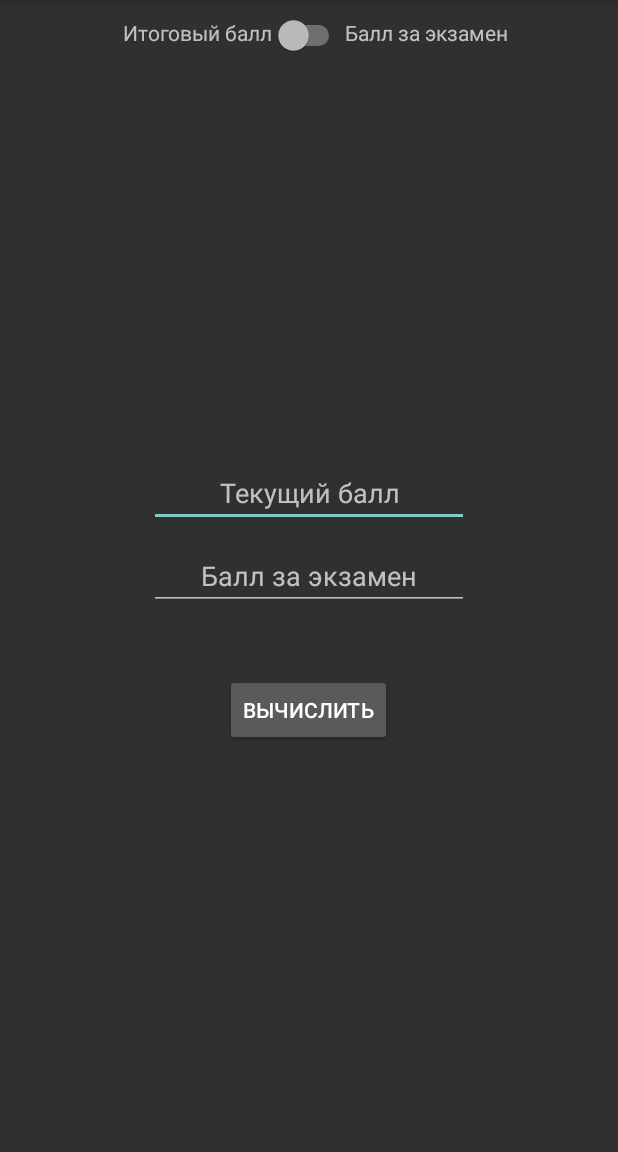
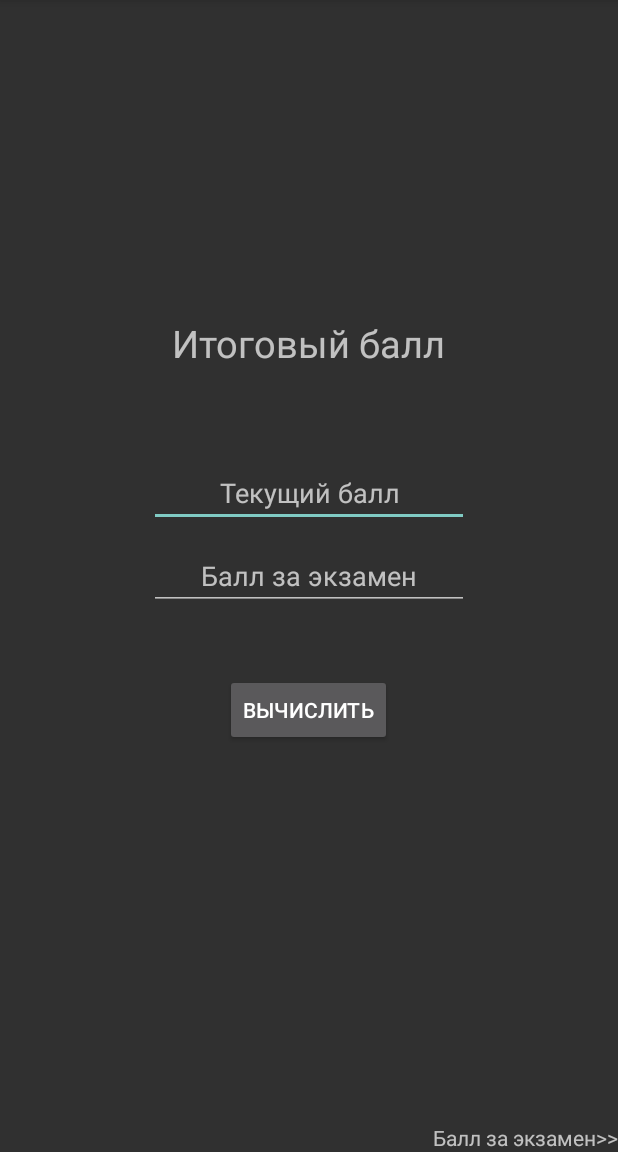
Before and after one commit to IrvinIrvin/CSCalc, an Android app: the screen it shows after launch (MainActivity), on a phone screen of 412 x 824 dp, the part 84-1236 px from its top. Run offline under Robolectric (Android 15) with nearby library versions, the phone set to English and light mode, and no system bars.

Commit message:
added tv to indicate pages

```diff
--- a/app/src/main/java/com/dbuster/cscalculator/MainActivity.java
+++ b/app/src/main/java/com/dbuster/cscalculator/MainActivity.java
@@ -20,7 +20,8 @@ public class MainActivity extends AppCompatActivity {
 //    //exam mark layout-------------------------------------
 //    TextView examMarkTextViewEXLayout;
 //    EditText currentAverageEditTextEXLayout, finalMarkEditTextEXLayout;
-    private Switch aSwitch;
+
+//    private Switch aSwitch;
     private SectionStatePagerAdapter mSectionStatePagerAdapter;
     private ViewPager viewPager;
 
@@ -30,22 +31,22 @@ public class MainActivity extends AppCompatActivity {
         setContentView(R.layout.activity_main);
         mSectionStatePagerAdapter = new SectionStatePagerAdapter(getSupportFragmentManager());
         viewPager = findViewById(R.id.container);
-        aSwitch = findViewById(R.id.fragmentChanger);
-        aSwitch.setOnCheckedChangeListener(new CompoundButton.OnCheckedChangeListener() {
-            @Override
-            public void onCheckedChanged(CompoundButton buttonView, boolean isChecked) {
-                if (isChecked) {
-                    setViewPager(0);
-                } else {
-                    setViewPager(1);
-                }
-            }
-        });
+//        aSwitch = findViewById(R.id.fragmentChanger);
+//        aSwitch.setOnCheckedChangeListener(new CompoundButton.OnCheckedChangeListener() {
+//            @Override
+//            public void onCheckedChanged(CompoundButton buttonView, boolean isChecked) {
+//                if (isChecked) {
+//                    setViewPager(0);
+//                } else {
+//                    setViewPager(1);
+//                }
+//            }
+//        });
         setupViewPager(viewPager);
     }
-    private void setViewPager(int fragmentNumber) {
-        viewPager.setCurrentItem(fragmentNumber);
-    }
+//    private void setViewPager(int fragmentNumber) {
+//        viewPager.setCurrentItem(fragmentNumber);
+//    }
 
     private void setupViewPager(ViewPager viewPager) {
         SectionStatePagerAdapter adapter = new SectionStatePagerAdapter(getSupportFragmentManager());
--- a/app/src/main/res/layout/activity_main.xml
+++ b/app/src/main/res/layout/activity_main.xml
@@ -11,30 +11,30 @@
         android:layout_height="wrap_content"
         tools:context=".MainActivity" >
         <!--layout  for switch-->
-        <RelativeLayout
-            android:layout_width="match_parent"
-            android:layout_height="wrap_content">
-            <TextView
-                android:id="@+id/finalMarkOption"
-                android:layout_width="wrap_content"
-                android:layout_height="wrap_content"
-                android:text="@string/finalMarkString"
-                android:layout_toStartOf="@id/fragmentChanger"
-                android:layout_marginTop="12dp"/>
-            <TextView
-                android:id="@+id/examMarkOption"
-                android:layout_width="wrap_content"
-                android:layout_height="wrap_content"
-                android:text="@string/examMarkString"
-                android:layout_toEndOf="@id/fragmentChanger"
-                android:layout_marginTop="12dp"/>
-            <Switch
-                android:id="@+id/fragmentChanger"
-                android:layout_width="wrap_content"
-                android:layout_height="wrap_content"
-                android:layout_centerHorizontal="true"
-                android:layout_marginTop="10dp" />
-        </RelativeLayout>
+<!--        <RelativeLayout-->
+<!--            android:layout_width="match_parent"-->
+<!--            android:layout_height="wrap_content">-->
+<!--            <TextView-->
+<!--                android:id="@+id/finalMarkOption"-->
+<!--                android:layout_width="wrap_content"-->
+<!--                android:layout_height="wrap_content"-->
+<!--                android:text="@string/finalMarkString"-->
+<!--                android:layout_toStartOf="@id/fragmentChanger"-->
+<!--                android:layout_marginTop="12dp"/>-->
+<!--            <TextView-->
+<!--                android:id="@+id/examMarkOption"-->
+<!--                android:layout_width="wrap_content"-->
+<!--                android:layout_height="wrap_content"-->
+<!--                android:text="@string/examMarkString"-->
+<!--                android:layout_toEndOf="@id/fragmentChanger"-->
+<!--                android:layout_marginTop="12dp"/>-->
+<!--            <Switch-->
+<!--                android:id="@+id/fragmentChanger"-->
+<!--                android:layout_width="wrap_content"-->
+<!--                android:layout_height="wrap_content"-->
+<!--                android:layout_centerHorizontal="true"-->
+<!--                android:layout_marginTop="10dp" />-->
+<!--        </RelativeLayout>-->
         <!--container for fragments. ViewPager cashes fragments-->
         <androidx.viewpager.widget.ViewPager
             android:layout_width="match_parent"
--- a/app/src/main/res/layout/finalmarkfragment_layout.xml
+++ b/app/src/main/res/layout/finalmarkfragment_layout.xml
@@ -5,6 +5,14 @@
 <!--    android:layout_width="match_parent"-->
 <!--    android:layout_height="match_parent">-->
     <!--layout for final mark-->
+    <TextView
+        android:layout_width="wrap_content"
+        android:layout_height="wrap_content"
+        android:layout_above="@+id/currentMarkFM"
+        android:text="@string/finalMarkString"
+        android:layout_centerHorizontal="true"
+        android:textSize="25sp"
+        android:layout_marginBottom="60sp"/>
     <EditText
         android:importantForAutofill="no"
         android:id="@+id/currentMarkFM"
@@ -44,4 +52,10 @@
         android:layout_below="@id/examMarkFM"
         android:layout_centerHorizontal="true"
         android:textSize="24sp" />
+    <TextView
+        android:layout_width="wrap_content"
+        android:layout_height="wrap_content"
+        android:text="@string/nav_finalMark"
+        android:layout_alignParentBottom="true"
+        android:layout_alignParentEnd="true"/>
 </RelativeLayout>
--- a/app/src/main/res/values/strings.xml
+++ b/app/src/main/res/values/strings.xml
@@ -1,5 +1,7 @@
 <resources>
     <string name="app_name">CSCalculator</string>
+    <string name="nav_finalMark">Балл за экзамен&#62;&#62;</string>
+    <string name="nav_examMark">&#60;&#60;Итоговый балл</string>
     <string name="finalMarkString">Итоговый балл</string>
     <string name="examMarkString">Балл за экзамен</string>
     <string name="currentMarkString">Текущий балл</string>
```
Also changed, not shown: app/src/main/res/layout/exammarkfragment_layout.xml (+14 -0 lines).
